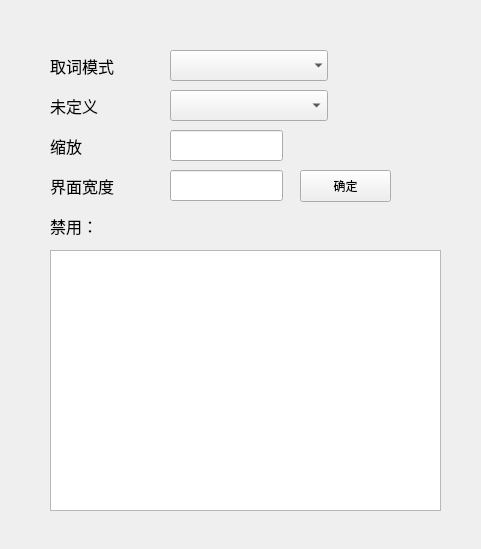
Before: the Qt Designer form src/configwindow.ui in jiangzc/CuteTranslation, drawn with Qt 5.
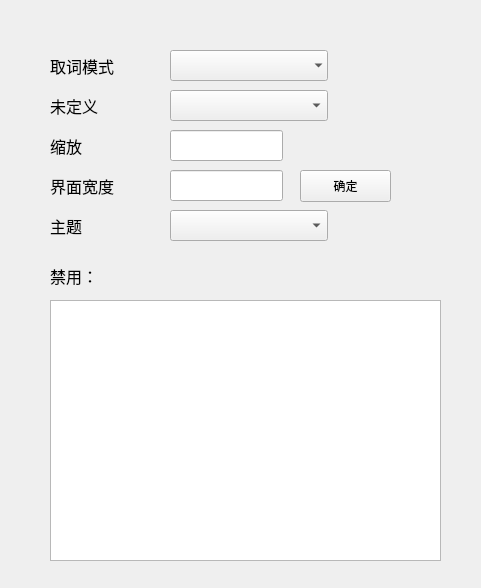
After: the same form once the commit is applied.

Commit message: Add two themes for this app

```diff
--- a/src/configwindow.ui
+++ b/src/configwindow.ui
@@ -7,7 +7,7 @@
     <x>0</x>
     <y>0</y>
     <width>481</width>
-    <height>549</height>
+    <height>588</height>
    </rect>
   </property>
   <property name="windowTitle">
@@ -91,7 +91,7 @@
    <property name="geometry">
     <rect>
      <x>50</x>
-     <y>250</y>
+     <y>300</y>
      <width>391</width>
      <height>261</height>
     </rect>
@@ -101,8 +101,8 @@
    <property name="geometry">
     <rect>
      <x>50</x>
-     <y>210</y>
-     <width>101</width>
+     <y>260</y>
+     <width>60</width>
      <height>31</height>
     </rect>
    </property>
@@ -193,6 +193,40 @@
     <string>确定</string>
    </property>
   </widget>
+  <widget class="QLabel" name="label_6">
+   <property name="geometry">
+    <rect>
+     <x>50</x>
+     <y>210</y>
+     <width>101</width>
+     <height>31</height>
+    </rect>
+   </property>
+   <property name="font">
+    <font>
+     <family>微软雅黑</family>
+     <pointsize>12</pointsize>
+     <weight>50</weight>
+     <bold>false</bold>
+    </font>
+   </property>
+   <property name="text">
+    <string>主题</string>
+   </property>
+  </widget>
+  <widget class="QComboBox" name="comboBox_theme">
+   <property name="geometry">
+    <rect>
+     <x>170</x>
+     <y>210</y>
+     <width>158</width>
+     <height>31</height>
+    </rect>
+   </property>
+   <property name="editable">
+    <bool>false</bool>
+   </property>
+  </widget>
  </widget>
  <resources/>
  <connections/>
```
The commit also changes 7 other files.
